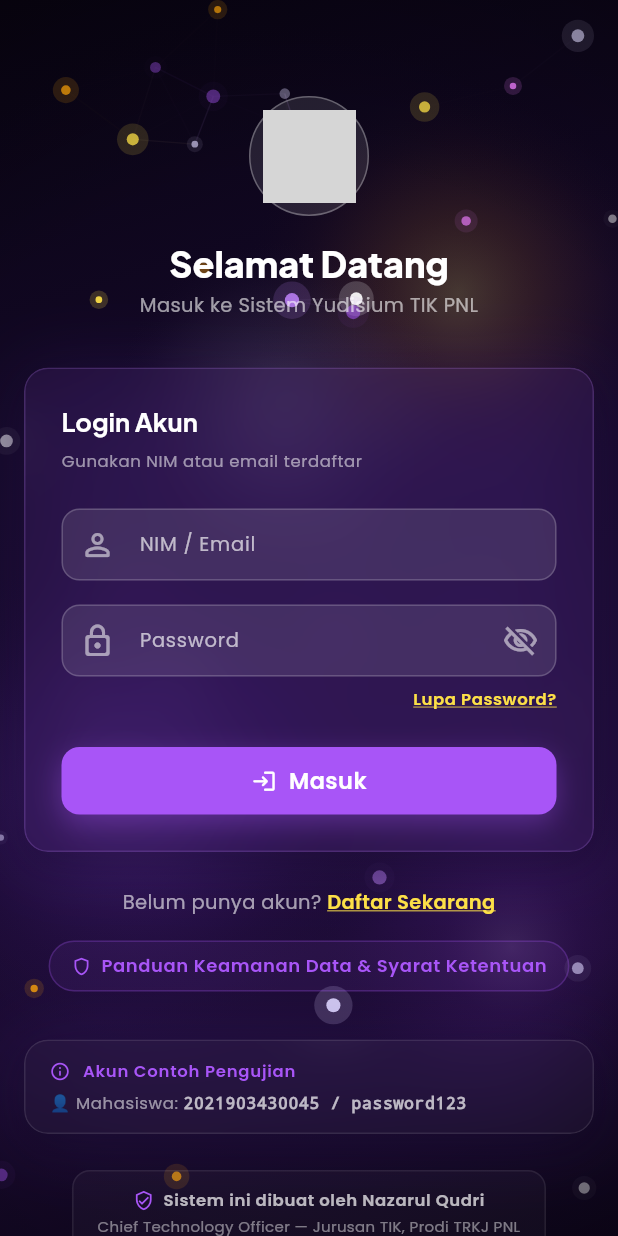
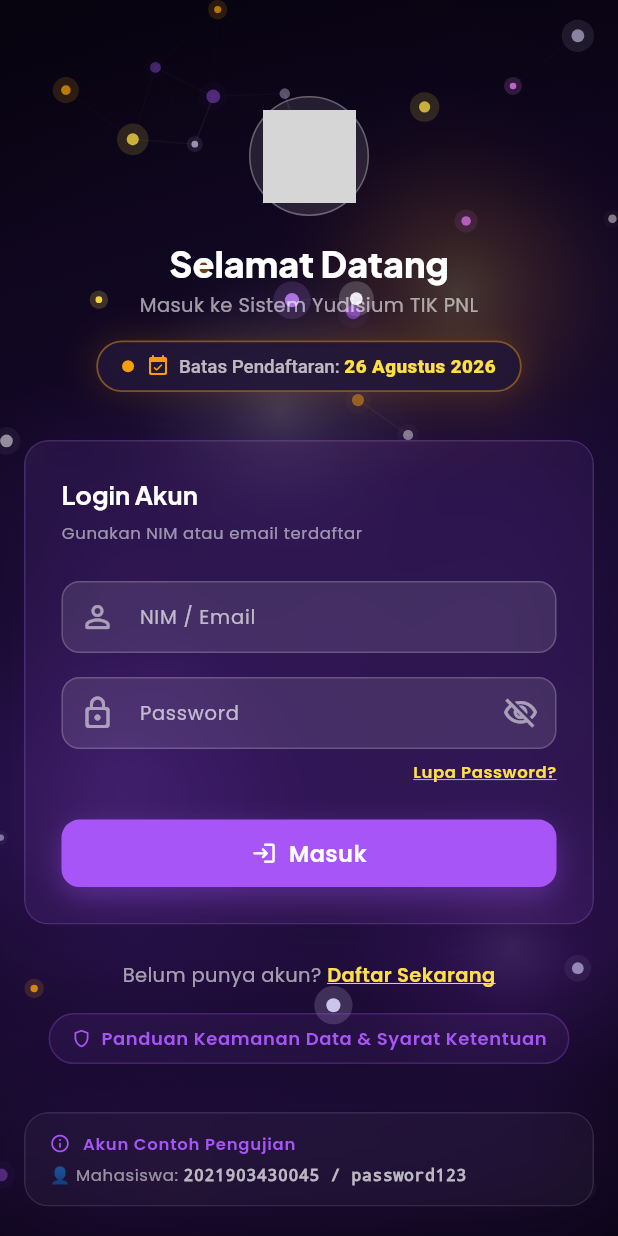
Before and after one commit to Politeknik-Negeri-Lhokseumawe-TIK/yudis, a Flutter app: the screen it shows after launch, on a phone screen of 412 x 824 dp. Run offline on Flutter 3.47's test engine with Material 3 defaults, Android fonts, the phone set to English and light mode, and no system bars; drawn by our look-alikes of flutter_animate; our stand-ins replace dio, file_picker, flutter_riverpod, go_router, google_fonts, supabase_flutter; missing offline and left inert: dart:html, dart:ui_web, encrypt; accounts and stored records are empty; grey boxes are pictures that could not be loaded.

Commit message:
feat: add smooth animated registration deadline banner (26 Agustus 2026) on Login screen

```diff
--- a/lib/features/auth/presentation/screens/login_screen.dart
+++ b/lib/features/auth/presentation/screens/login_screen.dart
@@ -878,6 +878,88 @@ class _LoginScreenState extends ConsumerState<LoginScreen> {
               ),
           textAlign: TextAlign.center,
         ),
+        const SizedBox(height: 14),
+        // ── Deadline Pill Banner 26 Agustus 2026 ────────────────────────
+        Container(
+          padding: const EdgeInsets.symmetric(horizontal: 16, vertical: 8),
+          decoration: BoxDecoration(
+            color: const Color(0xFF1E1438).withValues(alpha: 0.85),
+            borderRadius: BorderRadius.circular(30),
+            border: Border.all(
+              color: AppTokens.accentGold.withValues(alpha: 0.45),
+              width: 1.2,
+            ),
+            boxShadow: [
+              BoxShadow(
+                color: AppTokens.accentGold.withValues(alpha: 0.15),
+                blurRadius: 18,
+                spreadRadius: 2,
+              ),
+            ],
+          ),
+          child: Row(
+            mainAxisSize: MainAxisSize.min,
+            children: [
+              Container(
+                width: 8,
+                height: 8,
+                decoration: const BoxDecoration(
+                  color: AppTokens.accentGold,
+                  shape: BoxShape.circle,
+                ),
+              )
+                  .animate(onPlay: (c) => c.repeat(reverse: true))
+                  .scale(
+                      begin: const Offset(1, 1),
+                      end: const Offset(1.5, 1.5),
+                      duration: 1200.ms)
+                  .fade(begin: 0.6, end: 1.0, duration: 1200.ms),
+              const SizedBox(width: 8),
+              const Icon(
+                Icons.event_available_rounded,
+                color: AppTokens.accentGold,
+                size: 16,
+              ),
+              const SizedBox(width: 6),
+              RichText(
+                text: const TextSpan(
+                  style: TextStyle(
+                    fontSize: 12.5,
+                  ),
+                  children: [
+                    TextSpan(
+                      text: 'Batas Pendaftaran: ',
+                      style: TextStyle(
+                        color: Colors.white70,
+                        fontWeight: FontWeight.w500,
+                      ),
+                    ),
+                    TextSpan(
+                      text: '26 Agustus 2026',
+                      style: TextStyle(
+                        color: AppTokens.accentGoldLight,
+                        fontWeight: FontWeight.w800,
+                        letterSpacing: 0.3,
+                      ),
+                    ),
+                  ],
+                ),
+              ),
+            ],
+          ),
+        )
+            .animate()
+            .fadeIn(delay: 350.ms, duration: 800.ms)
+            .slideY(
+                begin: 0.2,
+                end: 0,
+                duration: 800.ms,
+                curve: Curves.easeOutCubic)
+            .shimmer(
+              delay: 1500.ms,
+              duration: 2500.ms,
+              color: Colors.white.withValues(alpha: 0.15),
+            ),
       ],
     )
         .animate()
```
